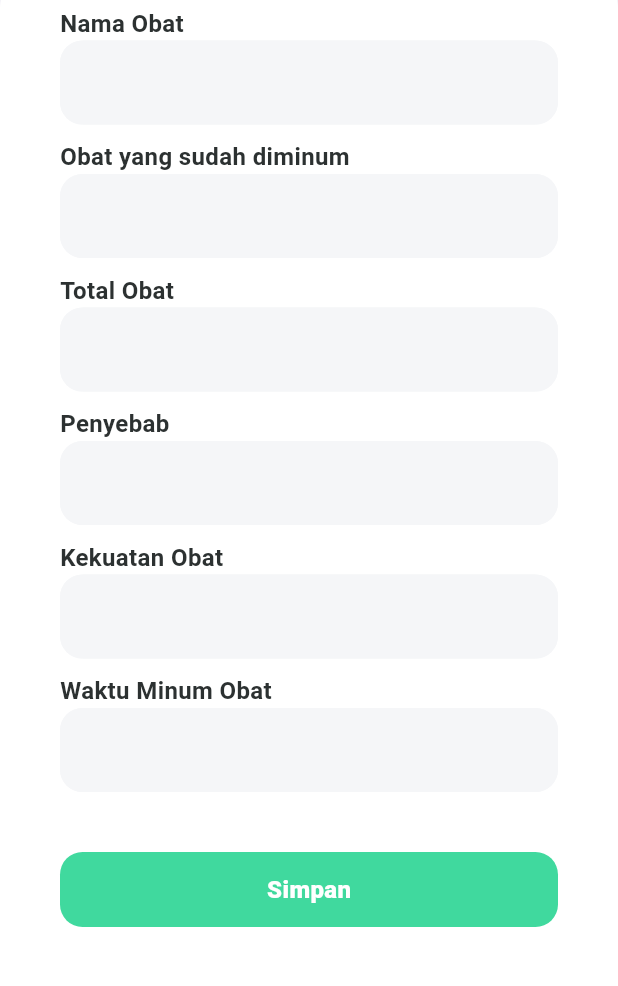
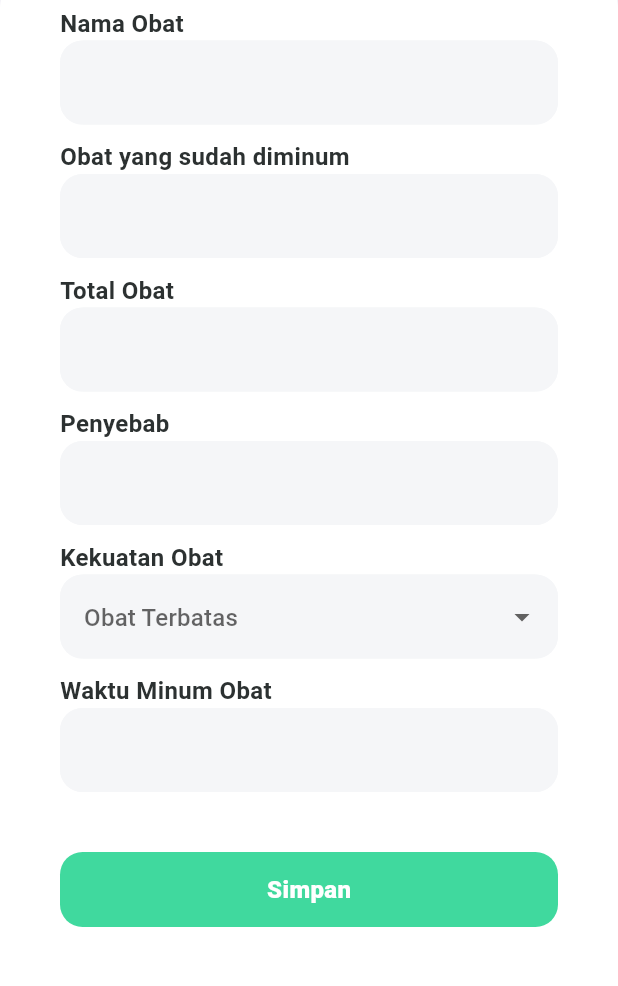
Before and after one commit to mahatiUMM/mahati-mobile, a Flutter app: the ReminderEditView screen opened by its route, scrolled down 275 dp, on a phone screen of 412 x 824 dp, the part 75-1061 px from its top. Run offline on Flutter 3.47's test engine with Material 3 defaults, Android fonts, the phone set to English and light mode, and no system bars; our stand-ins replace carousel_slider, easy_date_timeline, flutter_local_notifications, flutter_svg, font_awesome_flutter, get and 10 more; missing offline and left inert: flutter_tesseract_ocr; accounts and stored records are empty; network calls fail; statements that could not run were skipped.

Commit message:
fix(reminder): capsize data changes

```diff
--- a/lib/app/modules/pressure/pressure_history/pressure_history_view.dart
+++ b/lib/app/modules/pressure/pressure_history/pressure_history_view.dart
@@ -6,7 +6,7 @@ import 'package:mahati_mobile/app/utils/resources.dart';
 import 'package:syncfusion_flutter_charts/charts.dart';
 
 class PressureHistoryView extends GetView<PressureHistoryController> {
-  const PressureHistoryView({Key? key}) : super(key: key);
+  const PressureHistoryView({super.key});
 
   @override
   Widget build(BuildContext context) {
@@ -17,7 +17,7 @@ class PressureHistoryView extends GetView<PressureHistoryController> {
           actions: [
             IconButton(
               icon: const Icon(
-                Icons.more_vert,
+                Icons.download_outlined,
               ),
               onPressed: () {
                 controller.exportUserPressureHistory();
--- a/lib/app/modules/reminder/reminder_detail/reminder_detail_controller.dart
+++ b/lib/app/modules/reminder/reminder_detail/reminder_detail_controller.dart
@@ -31,11 +31,11 @@ class ReminderDetailController extends GetxController {
   String capSizeToString(int capSize) {
     switch (capSize) {
       case 1:
-        return "Tidak Kuat";
+        return "Obat Terbatas";
       case 2:
-        return "Sedang";
+        return "Obat Bebas Keras";
       case 3:
-        return "Kuat";
+        return "Obat Keras";
       default:
         return 'Unknown';
     }
@@ -58,7 +58,6 @@ class ReminderDetailController extends GetxController {
     final result = await restClient.requestWithToken(
         "/reminder/$itemId", HttpMethod.DELETE, null, token.toString());
 
-
     if (result.statusCode == 200) {
       Get.snackbar(
         'Success',
--- a/lib/app/modules/reminder/reminder_edit/reminder_edit_controller.dart
+++ b/lib/app/modules/reminder/reminder_edit/reminder_edit_controller.dart
@@ -19,6 +19,8 @@ class ReminderEditController extends GetxController {
   TextEditingController causeController = TextEditingController();
   TextEditingController capSizeController = TextEditingController();
   TextEditingController medicineTimeController = TextEditingController();
+
+  String? selectedCapsuleSize;
 
   @override
   void onInit() {
@@ -44,6 +46,20 @@ class ReminderEditController extends GetxController {
 
     if (result.statusCode == 200) {
       reminderModel.value = ReminderIdModel.fromMap(jsonDecode(result.body));
+    }
+  }
+
+  // convert capSize into string
+  String convertCapSize(int capSize) {
+    switch (capSize) {
+      case 1:
+        return "Obat Terbatas";
+      case 2:
+        return "Obat Bebas Keras";
+      case 3:
+        return "Obat Keras";
+      default:
+        return "Obat Terbatas";
     }
   }
 
--- a/lib/app/modules/reminder/reminder_edit/reminder_edit_view.dart
+++ b/lib/app/modules/reminder/reminder_edit/reminder_edit_view.dart
@@ -257,22 +257,46 @@ class ReminderEditView extends GetView<ReminderEditController> {
                       ),
                     ),
                     Obx(
-                      () => TextField(
-                        controller: controller.capSizeController,
-                        keyboardType: TextInputType.text,
+                      () => DropdownButtonFormField<String>(
+                        dropdownColor: Resources.color.whiteColor,
+                        elevation: 1,
+                        value: controller.selectedCapsuleSize,
+                        items: [
+                          'Obat Terbatas',
+                          'Obat Bebas Keras',
+                          'Obat Keras'
+                        ].map<DropdownMenuItem<String>>((String value) {
+                          return DropdownMenuItem<String>(
+                            value: value,
+                            child: Text(value),
+                          );
+                        }).toList(),
+                        onChanged: (newValue) {
+                          controller.selectedCapsuleSize = newValue!;
+                          int id = 0;
+                          if (newValue == 'Obat Terbatas') {
+                            id = 1;
+                          } else if (newValue == 'Obat Bebas Keras') {
+                            id = 2;
+                          } else if (newValue == 'Obat Keras') {
+                            id = 3;
+                          }
+                          controller.capSizeController.text = id.toString();
+                          print(controller.capSizeController.text);
+                        },
                         decoration: InputDecoration(
                           filled: true,
                           fillColor: Resources.color.textFieldColor,
-                          hintText: controller.reminderModel.value?.data.capSize
-                                  .toString() ??
-                              "",
-                          hintStyle: TextStyle(
-                            color: Resources.color.baseColor2,
+                          hintText: controller.convertCapSize(
+                              controller.reminderModel.value?.data.capSize ??
+                                  0),
+                          hintStyle:
+                              TextStyle(color: Resources.color.hintColor),
+                          enabledBorder: OutlineInputBorder(
+                            borderSide: BorderSide(
+                                color: Resources.color.textFieldColor),
+                            borderRadius: BorderRadius.circular(15),
                           ),
-                          enabledBorder: OutlineInputBorder(
-                              borderSide: BorderSide(
-                                  color: Resources.color.textFieldColor),
-                              borderRadius: BorderRadius.circular(15)),
                           focusedBorder: OutlineInputBorder(
                             borderSide: BorderSide(
                                 color: Resources.color.textFieldColor),
--- a/lib/app/modules/reminder/reminder_refiil/reminder_refill_controller.dart
+++ b/lib/app/modules/reminder/reminder_refiil/reminder_refill_controller.dart
@@ -97,11 +97,11 @@ class ReminderRefillController extends GetxController {
     final medicineTakenInt = int.tryParse(medicineTaken) ?? 0;
     final medicineTotal = amountInt - medicineTakenInt;
 
-    if (capSize == "Tidak Kuat") {
+    if (capSize == "Obat Terbatas") {
       capSize = "1";
-    } else if (capSize == "Sedang") {
+    } else if (capSize == "Obat Bebas Keras") {
       capSize = "2";
-    } else if (capSize == "Kuat") {
+    } else if (capSize == "Obat Keras") {
       capSize = "3";
     } else {
       capSize = "1";
--- a/lib/app/modules/reminder/reminder_refiil/widget/reminder_refill_form.dart
+++ b/lib/app/modules/reminder/reminder_refiil/widget/reminder_refill_form.dart
@@ -41,7 +41,7 @@ Widget reminderRefillForm(BuildContext context) {
         const SizedBox(height: 15),
         buildDropdown(
           label: "Ukuran Kapsul",
-          items: ['Tidak Kuat', 'Sedang', 'Kuat'],
+          items: ['Obat Terbatas', 'Obat Bebas Keras', 'Obat Keras'],
           selectedValue: controller.selectedCapsuleSize,
           onChanged: (newValue) {
             controller.selectedCapsuleSize = newValue!;
@@ -123,6 +123,8 @@ Widget buildDropdown({
         ),
       ),
       DropdownButtonFormField<String>(
+        dropdownColor: Resources.color.whiteColor,
+        elevation: 1,
         value: selectedValue,
         items: items.map((String value) {
           return DropdownMenuItem<String>(
```
Also changed, not shown: lib/app/modules/pressure/pressure_history/pressure_history_controller.dart (+11 -0 lines), lib/app/modules/reminder/reminder_controller.dart (+4 -6 lines), lib/app/modules/reminder/reminder_view.dart (+26 -3 lines), lib/app/modules/reminder/widget/reminder_filter.dart (deleted, +0 -204 lines).
